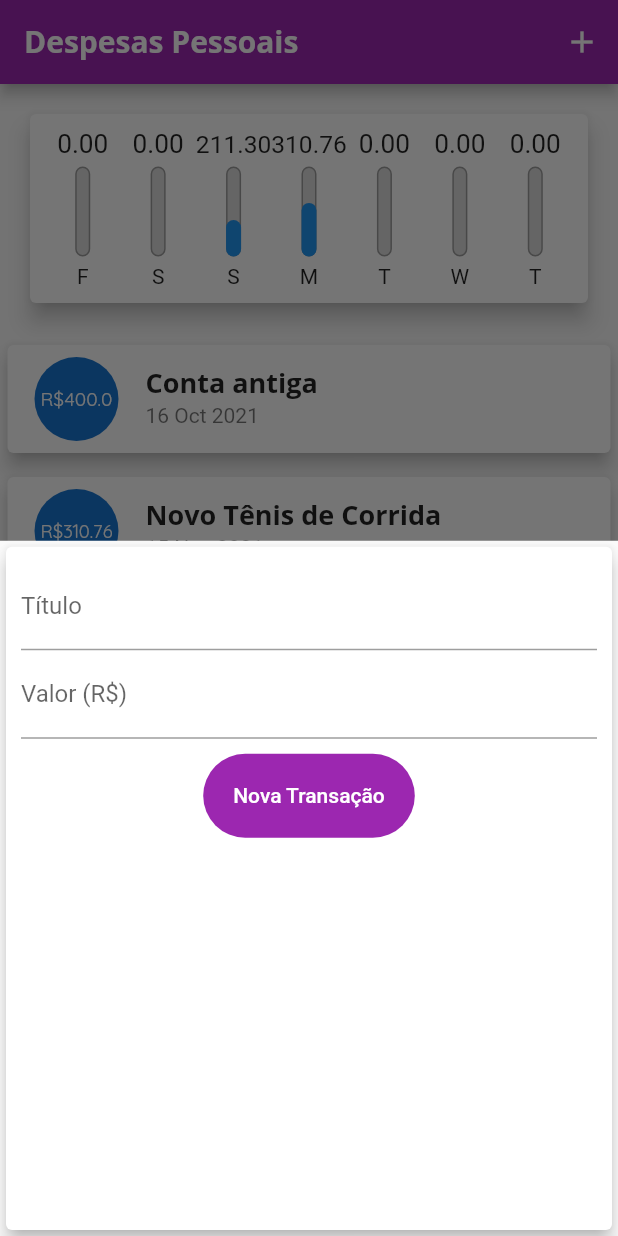
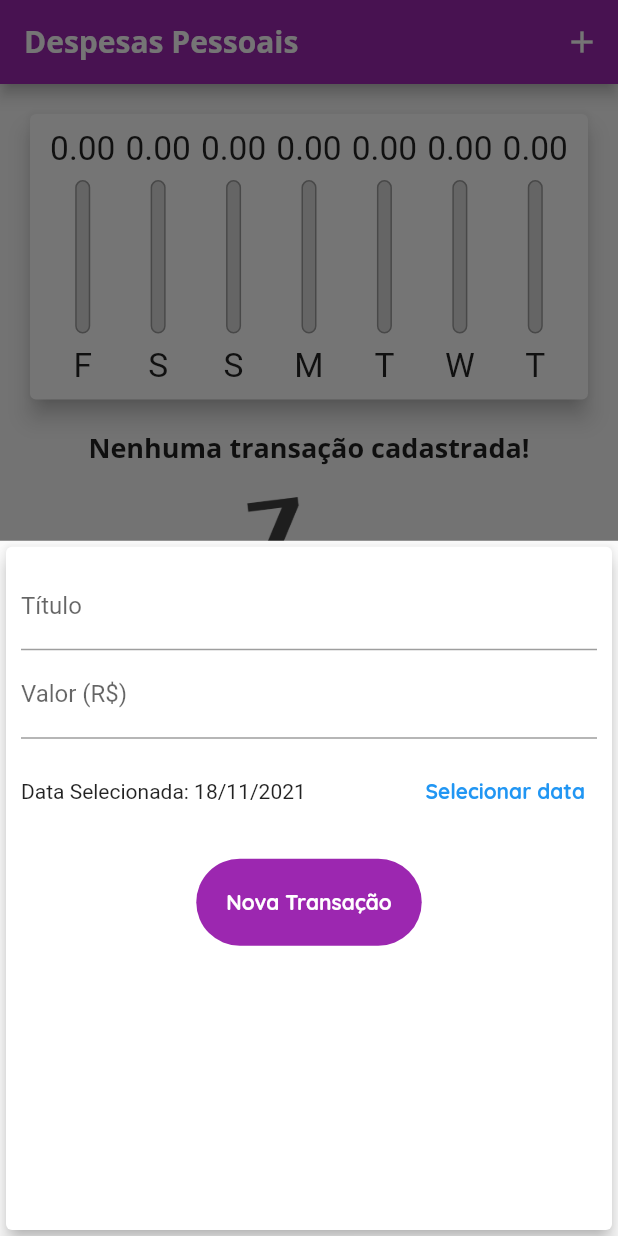
Before and after one commit to rayssasandrade/expenses, a Flutter app: the screen it shows after launch, after a tap on the "add" icon, on a phone screen of 412 x 824 dp. Run offline on Flutter 3.47's test engine with Material 2 defaults, Android fonts, the phone set to English and light mode, and no system bars.

Commit message:
refatoradando o código para ser responsivo

```diff
--- a/lib/components/chart.dart
+++ b/lib/components/chart.dart
@@ -54,7 +54,9 @@ class Chart extends StatelessWidget {
               child: ChartBar(
                 label: tr['day'].toString(),
                 value: (tr['value'] as double),
-                percentage: (tr['value'] as double) / _weekTotalValue,
+                percentage: _weekTotalValue == 0
+                    ? 0
+                    : (tr['value'] as double) / _weekTotalValue,
               ),
             );
           }).toList(),
--- a/lib/components/chart_bar.dart
+++ b/lib/components/chart_bar.dart
@@ -1,4 +1,5 @@
 import 'package:flutter/material.dart';
+import 'package:flutter/rendering.dart';
 
 class ChartBar extends StatelessWidget {
   final String? label;
@@ -13,17 +14,19 @@ class ChartBar extends StatelessWidget {
 
   @override
   Widget build(BuildContext context) {
+    return LayoutBuilder(
+      builder: (ctx, constraints) {
         return Column(
           children: <Widget>[
             Container(
-          height: 20,
+              height: constraints.maxHeight * 0.15,
               child: FittedBox(
                 child: Text('${value?.toStringAsFixed(2)}'),
               ),
             ),
-        SizedBox(height: 5),
+            SizedBox(height: constraints.maxHeight * 0.05),
             Container(
-          height: 60,
+              height: constraints.maxHeight * 0.6,
               width: 10,
               child: Stack(
                 alignment: Alignment.bottomCenter,
@@ -47,9 +50,16 @@ class ChartBar extends StatelessWidget {
                 ],
               ),
             ),
-        SizedBox(height: 5),
-        Text(label.toString()),
+            SizedBox(height: constraints.maxHeight * 0.05),
+            Container(
+              height: constraints.maxHeight * 0.15,
+              child: FittedBox(
+                child: Text(label.toString()),
+              ),
+            ),
           ],
+        );
+      },
     );
   }
 }
--- a/lib/components/transaction_list.dart
+++ b/lib/components/transaction_list.dart
@@ -4,14 +4,13 @@ import 'package:intl/intl.dart';
 
 class TransactionList extends StatelessWidget {
   final List<Transaction> transactions;
+  final void Function(String) onRemove;
 
-  TransactionList(this.transactions);
+  TransactionList(this.transactions, this.onRemove);
 
   @override
   Widget build(BuildContext context) {
-    return Container(
-      height: 300,
-      child: transactions.isEmpty
+    return transactions.isEmpty
         ? Column(
             children: [
               Text(
@@ -55,10 +54,14 @@ class TransactionList extends StatelessWidget {
                   subtitle: Text(
                     DateFormat('d MMM y').format(tr.date),
                   ),
+                  trailing: IconButton(
+                    icon: Icon(Icons.delete),
+                    color: Theme.of(context).errorColor,
+                    onPressed: () => onRemove(tr.id),
+                  ),
                 ),
               );
             },
-            ),
           );
   }
 }
--- a/lib/components/transactions_form.dart
+++ b/lib/components/transactions_form.dart
@@ -1,23 +1,45 @@
 import 'package:flutter/material.dart';
+import 'package:intl/intl.dart';
 
-class TransactionForm extends StatelessWidget{
-
-  final titleController = TextEditingController();
-  final valueController = TextEditingController();
-
-  final void Function(String, double) onSubmit;
+class TransactionForm extends StatefulWidget {
+  final void Function(String, double, DateTime) onSubmit;
 
   TransactionForm(this.onSubmit);
 
-  _submitForm(){
-    final title = titleController.text;
-    final value = double.tryParse(valueController.text) ?? 0.0;
+  @override
+  _TransactionFormState createState() => _TransactionFormState();
+}
 
-    if(title.isEmpty || value <= 0){
+class _TransactionFormState extends State<TransactionForm> {
+  final _titleController = TextEditingController();
+  final _valueController = TextEditingController();
+  DateTime _selectedDate = DateTime.now();
+
+  _submitForm() {
+    final title = _titleController.text;
+    final value = double.tryParse(_valueController.text) ?? 0.0;
+
+    if (title.isEmpty || value <= 0 || _selectedDate == null) {
       return;
     }
 
-    onSubmit(title, value);
+    widget.onSubmit(title, value, _selectedDate);
+  }
+
+  _showDatePicker() {
+    showDatePicker(
+      context: context,
+      initialDate: DateTime.now(),
+      firstDate: DateTime(2019),
+      lastDate: DateTime.now(),
+    ).then((pickedDate) {
+      if (pickedDate == null) {
+        return;
+      }
+      setState(() {
+        _selectedDate = pickedDate;
+      });
+    });
   }
 
   @override
@@ -29,18 +51,42 @@ class TransactionForm extends StatelessWidget{
         child: Column(
           children: <Widget>[
             TextField(
-              controller: titleController,
+              controller: _titleController,
               onSubmitted: (_) => _submitForm(),
               decoration: InputDecoration(
                 labelText: 'Título',
               ),
             ),
             TextField(
-              controller: valueController,
+              controller: _valueController,
               keyboardType: TextInputType.numberWithOptions(decimal: true),
               onSubmitted: (_) => _submitForm(),
               decoration: InputDecoration(
                 labelText: 'Valor (R\$)',
+              ),
+            ),
+            Container(
+              height: 70,
+              child: Row(
+                children: [
+                  Expanded(
+                    child: Text(
+                      _selectedDate == null
+                          ? 'Nenhuma data selecionada!'
+                          : 'Data Selecionada: ${DateFormat('dd/MM/y').format(_selectedDate)}',
+                    ),
+                  ),
+                  TextButton(
+                    onPressed: _showDatePicker,
+                    child: Text(
+                      'Selecionar data',
+                      style: TextStyle(
+                        fontWeight: FontWeight.bold,
+                        color: Theme.of(context).primaryColor,
+                      ),
+                    ),
+                  )
+                ],
               ),
             ),
             Row(
@@ -51,7 +97,9 @@ class TransactionForm extends StatelessWidget{
                   child: TextButton(
                     child: Text(
                       'Nova Transação',
-                      style: TextStyle(color: Colors.white),
+                      style: TextStyle(
+                        color: Theme.of(context).textTheme.button?.color,
+                      ),
                     ),
                     style: TextButton.styleFrom(
                       backgroundColor: Colors.purple,
@@ -67,7 +115,5 @@ class TransactionForm extends StatelessWidget{
         ),
       ),
     );
-
   }
-
 }
--- a/lib/main.dart
+++ b/lib/main.dart
@@ -16,14 +16,23 @@ class ExpensesApp extends StatelessWidget {
     return MaterialApp(
       home: MyHomePage(),
       theme: ThemeData(
-        colorScheme: ColorScheme.fromSwatch(primarySwatch: Colors.purple)
-            .copyWith(secondary: Colors.amber),
+        colorScheme: ColorScheme.fromSwatch(
+          primarySwatch: Colors.purple,
+        ).copyWith(
+          secondary: Colors.amber,
+        ),
         fontFamily: 'Quicksand',
         textTheme: ThemeData.light().textTheme.copyWith(
               headline6: TextStyle(
                 fontFamily: 'OpenSans',
                 fontSize: 18,
-                fontWeight: FontWeight.bold)),
+                fontWeight: FontWeight.bold,
+              ),
+              button: TextStyle(
+                color: Colors.white,
+                fontWeight: FontWeight.bold,
+              ),
+            ),
         appBarTheme: AppBarTheme(
           textTheme: ThemeData.light().textTheme.copyWith(
                 headline6: TextStyle(
@@ -45,24 +54,24 @@ class MyHomePage extends StatefulWidget {
 
 class _MyHomePageState extends State<MyHomePage> {
   final List<Transaction> _transactions = [
-    Transaction(
-      id: 't0',
-      title: 'Conta antiga',
-      value: 400.00,
-      date: DateTime.now().subtract(Duration(days: 33)),
-    ),
-    Transaction(
-      id: 't1',
-      title: 'Novo Tênis de Corrida',
-      value: 310.76,
-      date: DateTime.now().subtract(Duration(days: 3)),
-    ),
-    Transaction(
-      id: 't2',
-      title: 'Conta de Luz',
-      value: 211.30,
-      date: DateTime.now().subtract(Duration(days: 4)),
-    ),
+    // Transaction(
+    //   id: 't0',
+    //   title: 'Conta antiga',
+    //   value: 400.00,
+    //   date: DateTime.now().subtract(Duration(days: 33)),
+    // ),
+    // Transaction(
+    //   id: 't1',
+    //   title: 'Novo Tênis de Corrida',
+    //   value: 310.76,
+    //   date: DateTime.now().subtract(Duration(days: 3)),
+    // ),
+    // Transaction(
+    //   id: 't2',
+    //   title: 'Conta de Luz',
+    //   value: 211.30,
+    //   date: DateTime.now().subtract(Duration(days: 4)),
+    // ),
   ];
 
   List<Transaction> get _recentTransactions {
@@ -79,12 +88,12 @@ class _MyHomePageState extends State<MyHomePage> {
         });
   }
 
-  _addTransaction(String title, double value) {
+  _addTransaction(String title, double value, DateTime date) {
     final newTransaction = Transaction(
         id: Random().nextDouble().toString(),
         title: title,
         value: value,
-        date: DateTime.now());
+        date: date);
 
     setState(() {
       _transactions.add(newTransaction);
@@ -93,10 +102,17 @@ class _MyHomePageState extends State<MyHomePage> {
     Navigator.of(context).pop();
   }
 
+  _removeTransaction(String id) {
+    setState(() {
+      _transactions.removeWhere((tr) {
+        return tr.id == id;
+      });
+    });
+  }
+
   @override
   Widget build(BuildContext context) {
-    return Scaffold(
-      appBar: AppBar(
+    final appBar = AppBar(
       title: Text('Despesas Pessoais'),
       actions: [
         IconButton(
@@ -104,13 +120,25 @@ class _MyHomePageState extends State<MyHomePage> {
           onPressed: () => _openTransactionFormModal(context),
         )
       ],
-      ),
+    );
+    final availableHeight = MediaQuery.of(context).size.height -
+        appBar.preferredSize.height -
+        MediaQuery.of(context).padding.top;
+
+    return Scaffold(
+      appBar: appBar,
       body: SingleChildScrollView(
         child: Column(
           crossAxisAlignment: CrossAxisAlignment.stretch,
           children: <Widget>[
-            Chart(_recentTransactions),
-            TransactionList(_transactions),
+            Container(
+              height: availableHeight * 0.30,
+              child: Chart(_recentTransactions),
+            ),
+            Container(
+              height: availableHeight * 0.70,
+              child: TransactionList(_transactions, _removeTransaction),
+            ),
           ],
         ),
       ),
```
Lines whose indentation alone changed are shown as unchanged.
